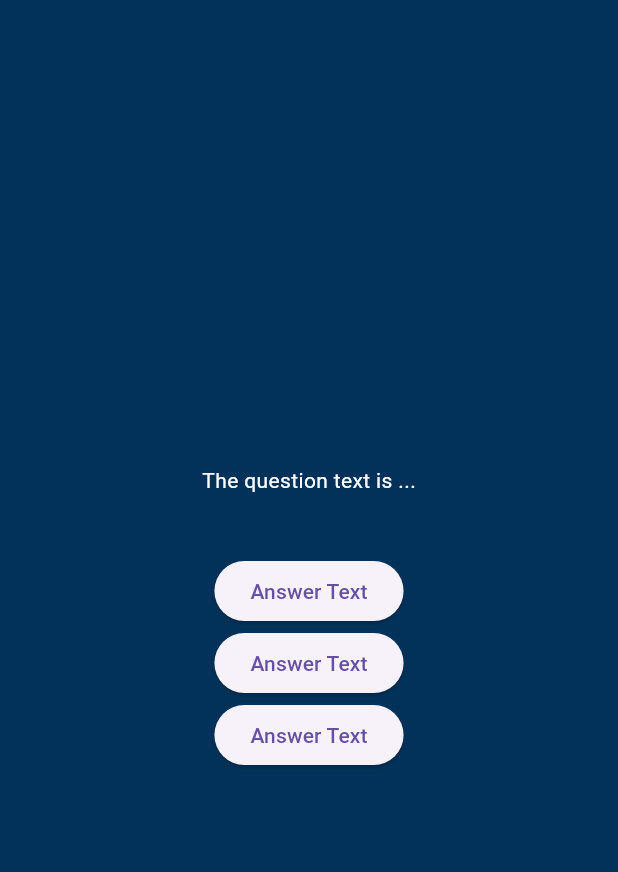
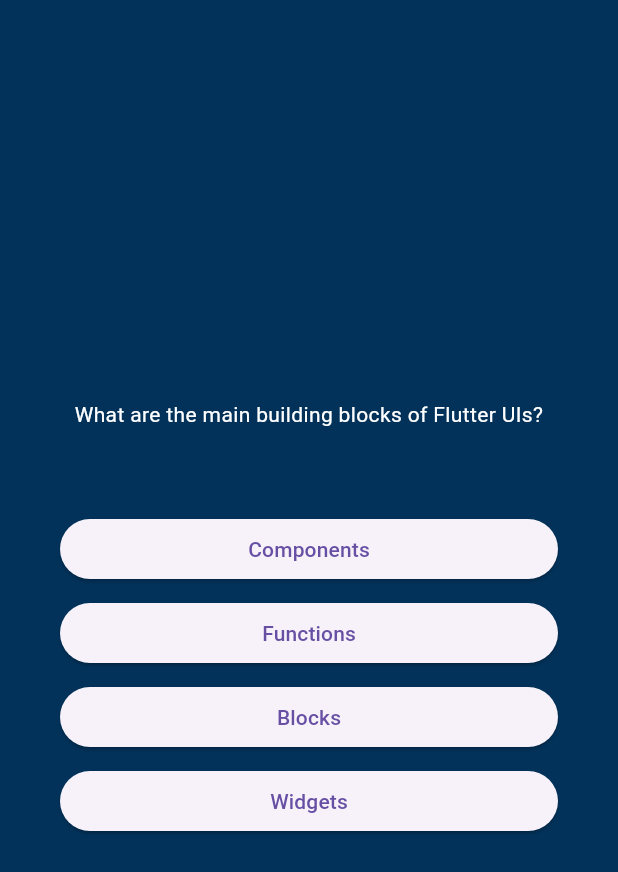
Before and after one commit to kaushalbundel/flutter-quiz-app, a Flutter app: the screen it shows after launch, after a tap on "Start Quiz", on a phone screen of 412 x 824 dp. Shown: the top 872 px of the screen. Run offline on Flutter 3.47's test engine with Material 3 defaults, Android fonts, the phone set to English and light mode, and no system bars.

Commit message:
Shuffled question list

```diff
--- a/lib/models/quiz_questions.dart
+++ b/lib/models/quiz_questions.dart
@@ -3,6 +3,12 @@
 class QuizQuestion {
   const QuizQuestion(this.questions, this.answers);
 
-  final String? questions;
-  final List<String>? answers;
+  final String questions;
+  final List<String> answers;
+
+  List<String> getShuffledList() {
+    final shuffledList = List.of(answers);
+    shuffledList.shuffle();
+    return shuffledList;
+  }
 }
--- a/lib/questions_screen.dart
+++ b/lib/questions_screen.dart
@@ -1,5 +1,6 @@
 import 'package:flutter/material.dart';
 import 'package:adv_basic/answer_button.dart';
+import 'package:adv_basic/data/questions.dart';
 
 class QuestionsScreen extends StatefulWidget {
   const QuestionsScreen({super.key});
@@ -11,21 +12,30 @@ class QuestionsScreen extends StatefulWidget {
 }
 
 class _QuestionsScreen extends State<QuestionsScreen> {
+  // using the data that we have hardcoded
+  final currentQuestion = questions[0];
+
   @override
   Widget build(context) {
-    return Center(
+    return Container(
+      margin: const EdgeInsets.all(40),
+      child: Center(
         child: Column(
           mainAxisAlignment: MainAxisAlignment.center,
+          crossAxisAlignment: CrossAxisAlignment.stretch,
+          spacing: 8,
           children: [
-          const Text(
-            "The question text is ...",
-            style: TextStyle(color: Colors.white),
+            Text(
+              currentQuestion.questions,
+              style: const TextStyle(color: Colors.white),
+              textAlign: TextAlign.center,
             ),
             const SizedBox(height: 40),
-          AnswerButton(onTap: () {}, answerText: "Answer Text"),
-          AnswerButton(onTap: () {}, answerText: "Answer Text"),
-          AnswerButton(onTap: () {}, answerText: "Answer Text"),
+            ...currentQuestion.getShuffledList().map((answer) {
+              return AnswerButton(answerText: answer, onTap: () {});
+            }),
           ],
+        ),
       ),
     );
   }
```
Lines whose indentation alone changed are shown as unchanged.
